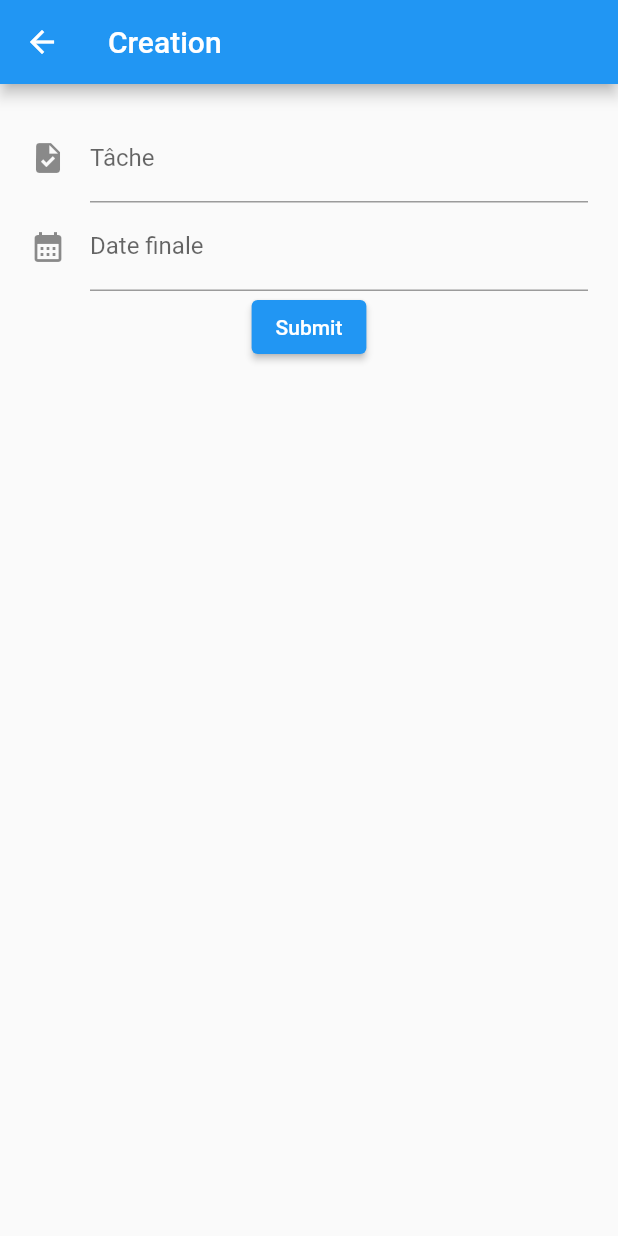
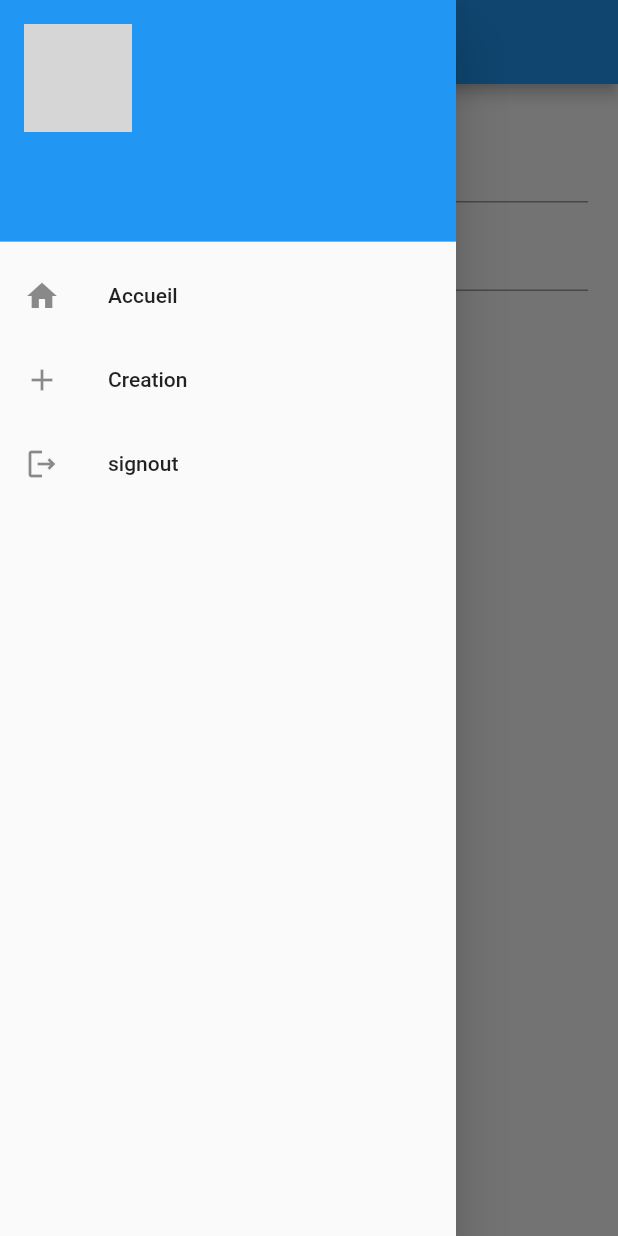
Before and after one commit to GhilesKo/A21-4205N6-KickMyFlutterFire-Kouaou, a Flutter app: the CreationScreen screen opened directly, with the side drawer open (before the commit the screen has no drawer), on a phone screen of 412 x 824 dp. Run offline on Flutter 3.47's test engine with Material 2 defaults, Android fonts, the phone set to English and light mode, and no system bars; our stand-ins replace cloud_firestore, firebase_auth, firebase_core; missing offline and left inert: flutterfire_ui; accounts and stored records are empty; network calls fail; grey boxes are pictures that could not be loaded.

Commit message:
FCT: Tiroir

```diff
--- a/lib/screens/creation.dart
+++ b/lib/screens/creation.dart
@@ -1,4 +1,5 @@
 import 'package:flutter/material.dart';
+import 'package:ghiles_flutter_fire_tp/shared/widgets/CustomDrawer.dart';
 import 'package:intl/intl.dart';
 import 'package:firebase_auth/firebase_auth.dart';
 import '../models/task.dart';
@@ -36,6 +37,7 @@ class _CreationScreenState extends State<CreationScreen> {
   @override
   Widget build(BuildContext context) {
     return Scaffold(
+        drawer: CustomDrawer(),
         appBar: AppBar(
           title: Text('Creation'),
         ),
@@ -100,7 +102,6 @@ class _CreationScreenState extends State<CreationScreen> {
 
       print(task.toJson());
 
-
       //Task(this.name, this.start, this.end, this.pourcentageAvancement,this.userId);
       DataRepository.addTask(task)
           .then((value) => print('SUCCESSFULLY ADDED TASK '))
--- a/lib/screens/home.dart
+++ b/lib/screens/home.dart
@@ -2,6 +2,7 @@ import 'package:cloud_firestore/cloud_firestore.dart';
 import 'package:flutter/material.dart';
 import 'package:firebase_auth/firebase_auth.dart';
 import 'package:flutterfire_ui/auth.dart';
+import 'package:ghiles_flutter_fire_tp/shared/widgets/CustomDrawer.dart';
 
 import '../models/task.dart';
 import 'creation.dart';
@@ -20,6 +21,7 @@ class _HomeScreenState extends State<HomeScreen> {
   @override
   Widget build(BuildContext context) {
     return Scaffold(
+        drawer: const CustomDrawer(),
         appBar: AppBar(title: const Text("Accueil")),
         body: StreamBuilder(
           stream: FirebaseFirestore.instance
@@ -33,17 +35,18 @@ class _HomeScreenState extends State<HomeScreen> {
               .snapshots(),
           builder: (context, AsyncSnapshot<QuerySnapshot<Task>> snapshot) {
             if (snapshot.hasError) return const Text('Something went wrong');
-            if (snapshot.connectionState == ConnectionState.waiting) return const CircularProgressIndicator();
+            if (snapshot.connectionState == ConnectionState.waiting)
+              return const CircularProgressIndicator();
             if (!snapshot.hasData) return const Text('No Data available');
-            List<Task> tasks =
-                snapshot.data!.docs.map((e) {
-                  print(e.data().toJson());
-                  return e.data();
-                }).toList();
+            List<Task> tasks = snapshot.data!.docs.map((e) {
+              print(e.data().toJson());
+              return e.data();
+            }).toList();
             return ListView.builder(
               itemCount: tasks.length,
               itemBuilder: (context, i) {
                 return ListTile(
+                  //TODO: Display the task
                   title: Text(tasks[i].name),
                 );
               },
--- /dev/null
+++ b/lib/services/authentication.dart
@@ -0,0 +1,7 @@
+import 'package:firebase_auth/firebase_auth.dart';
+
+class AuthService {
+  static final _user = FirebaseAuth.instance.currentUser;
+
+  static  User? get user => _user;
+}
--- /dev/null
+++ b/lib/shared/widgets/CustomDrawer.dart
@@ -0,0 +1,56 @@
+import 'package:flutter/material.dart';
+import 'package:ghiles_flutter_fire_tp/screens/creation.dart';
+import 'package:ghiles_flutter_fire_tp/screens/home.dart';
+import 'package:firebase_auth/firebase_auth.dart';
+import 'package:ghiles_flutter_fire_tp/services/authentication.dart';
+
+class CustomDrawer extends StatefulWidget {
+  const CustomDrawer({Key? key}) : super(key: key);
+
+  @override
+  State<CustomDrawer> createState() => _CustomDrawerState();
+}
+
+class _CustomDrawerState extends State<CustomDrawer> {
+  @override
+  Widget build(BuildContext context) {
+    return Drawer(
+      child: ListView(
+        // Important: Remove any padding from the ListView.
+        padding: EdgeInsets.zero,
+        children: [
+          UserAccountsDrawerHeader(
+              accountName: Text(AuthService.user!.email!),
+              accountEmail: Text(AuthService.user!.displayName!),
+              currentAccountPicture: Image.network(
+
+                  AuthService.user!.photoURL ?? "https://cdn-icons-png.flaticon.com/512/3135/3135715.png")),
+          ListTile(
+            leading: Icon(Icons.home),
+            title: Text('Accueil'),
+            onTap: () {
+              Navigator.of(context).pushAndRemoveUntil(
+                  MaterialPageRoute(builder: (context) => const HomeScreen()),
+                  (Route<dynamic> route) => false);
+            },
+          ),
+          ListTile(
+            leading: Icon(Icons.add),
+            title: Text('Creation'),
+            onTap: () {
+              Navigator.of(context).pushAndRemoveUntil(
+                  MaterialPageRoute(
+                      builder: (context) => const CreationScreen()),
+                  (Route<dynamic> route) => false);
+            },
+          ),
+          ListTile(
+            leading: const Icon(Icons.logout_outlined),
+            title: Text('signout'),
+            onTap: () => {FirebaseAuth.instance.signOut()},
+          ),
+        ],
+      ),
+    );
+  }
+}
```
